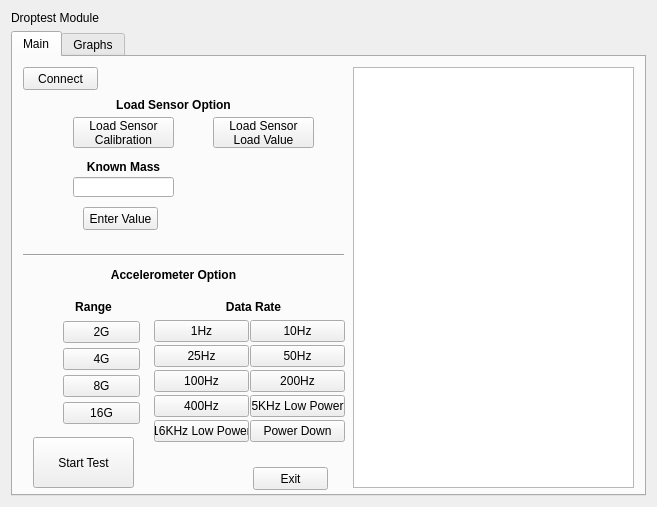
dzamer/droptest, file DropTest.ui: the form before one commit.
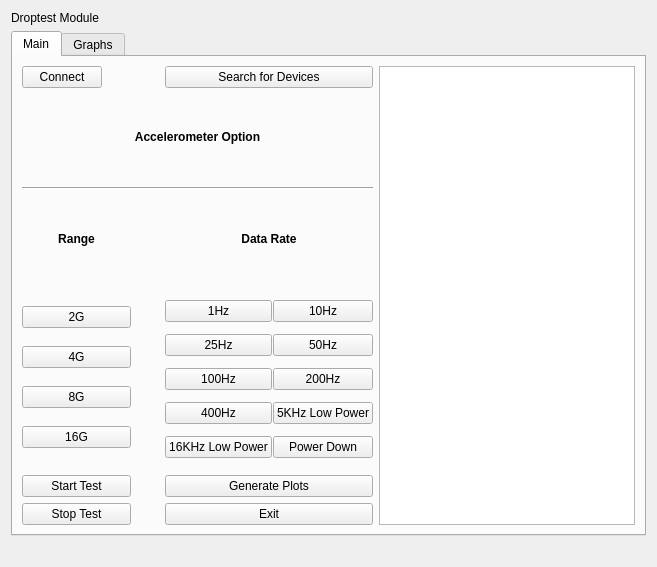
The form after the commit. The open tabs and pages were chosen to show the change. Custom widgets are drawn as their Qt base class.

What changed in the file:
```diff
--- a/DropTest.ui
+++ b/DropTest.ui
@@ -1,25 +1,25 @@
 <?xml version="1.0" encoding="UTF-8"?>
 <ui version="4.0">
- <class>Form</class>
- <widget class="QWidget" name="Form">
+ <class>DropTestWindow</class>
+ <widget class="QWidget" name="DropTestWindow">
   <property name="geometry">
    <rect>
     <x>0</x>
     <y>0</y>
     <width>657</width>
-    <height>507</height>
+    <height>567</height>
    </rect>
   </property>
   <property name="minimumSize">
    <size>
-    <width>657</width>
-    <height>507</height>
+    <width>200</width>
+    <height>150</height>
    </size>
   </property>
   <property name="maximumSize">
    <size>
-    <width>657</width>
-    <height>507</height>
+    <width>1920</width>
+    <height>1080</height>
    </size>
   </property>
   <property name="windowTitle">
@@ -27,6 +27,8 @@
   </property>
   <layout class="QGridLayout" name="gridLayout">
    <item row="0" column="0">
+    <layout class="QGridLayout" name="gridLayout_4">
+     <item row="0" column="0">
     <widget class="QLabel" name="label_droptest">
      <property name="text">
       <string>Droptest Module</string>
@@ -42,236 +44,55 @@
       <attribute name="title">
        <string>Main</string>
       </attribute>
-      <widget class="QTextBrowser" name="textBrowser_main">
-       <property name="geometry">
-        <rect>
-         <x>340</x>
-         <y>10</y>
-         <width>281</width>
-         <height>421</height>
-        </rect>
-       </property>
-      </widget>
-      <widget class="QPushButton" name="Button_start_test">
-       <property name="geometry">
-        <rect>
-         <x>20</x>
-         <y>380</y>
-         <width>101</width>
-         <height>51</height>
-        </rect>
-       </property>
+        <layout class="QGridLayout" name="gridLayout_11">
+         <item row="0" column="0">
+          <layout class="QGridLayout" name="gridLayout_10">
+           <item row="0" column="3">
+            <widget class="QPushButton" name="SearchForDevices">
        <property name="text">
-        <string>Start Test</string>
-       </property>
-      </widget>
-      <widget class="QPushButton" name="Button_exit">
-       <property name="geometry">
-        <rect>
-         <x>240</x>
-         <y>410</y>
-         <width>75</width>
-         <height>23</height>
-        </rect>
-       </property>
-       <property name="text">
-        <string>Exit</string>
-       </property>
-      </widget>
-      <widget class="QPushButton" name="Button_load_sensor_calibration">
-       <property name="geometry">
-        <rect>
-         <x>60</x>
-         <y>60</y>
-         <width>101</width>
-         <height>31</height>
-        </rect>
-       </property>
-       <property name="text">
-        <string>Load Sensor
-Calibration</string>
-       </property>
-      </widget>
-      <widget class="QPushButton" name="Button_load_sensor_load_value">
-       <property name="geometry">
-        <rect>
-         <x>200</x>
-         <y>60</y>
-         <width>101</width>
-         <height>31</height>
-        </rect>
-       </property>
-       <property name="text">
-        <string>Load Sensor
-Load Value</string>
-       </property>
-      </widget>
-      <widget class="QLabel" name="label">
-       <property name="geometry">
-        <rect>
-         <x>70</x>
-         <y>40</y>
-         <width>181</width>
-         <height>16</height>
-        </rect>
-       </property>
-       <property name="text">
-        <string>&lt;html&gt;&lt;head/&gt;&lt;body&gt;&lt;p align=&quot;center&quot;&gt;&lt;span style=&quot; font-weight:600;&quot;&gt;Load Sensor Option&lt;/span&gt;&lt;/p&gt;&lt;/body&gt;&lt;/html&gt;</string>
-       </property>
-      </widget>
-      <widget class="QLineEdit" name="lineEdit_load_sensor">
-       <property name="geometry">
-        <rect>
-         <x>60</x>
-         <y>120</y>
-         <width>101</width>
-         <height>20</height>
-        </rect>
-       </property>
-      </widget>
-      <widget class="QPushButton" name="Button_load_sensor_enter_value">
-       <property name="geometry">
-        <rect>
-         <x>70</x>
-         <y>150</y>
-         <width>75</width>
-         <height>23</height>
-        </rect>
-       </property>
-       <property name="text">
-        <string>Enter Value</string>
-       </property>
-      </widget>
-      <widget class="QLabel" name="label_2">
-       <property name="geometry">
-        <rect>
-         <x>60</x>
-         <y>100</y>
-         <width>101</width>
-         <height>20</height>
-        </rect>
-       </property>
-       <property name="text">
-        <string>&lt;html&gt;&lt;head/&gt;&lt;body&gt;&lt;p align=&quot;center&quot;&gt;&lt;span style=&quot; font-weight:600;&quot;&gt;Known Mass&lt;/span&gt;&lt;/p&gt;&lt;/body&gt;&lt;/html&gt;</string>
-       </property>
-      </widget>
-      <widget class="QPushButton" name="pushButton_2">
-       <property name="geometry">
-        <rect>
-         <x>10</x>
-         <y>10</y>
-         <width>75</width>
-         <height>23</height>
-        </rect>
-       </property>
+              <string>Search for Devices</string>
+             </property>
+            </widget>
+           </item>
+           <item row="0" column="0">
+            <widget class="QPushButton" name="ConnectButton">
        <property name="text">
         <string>Connect</string>
        </property>
       </widget>
+           </item>
+           <item row="1" column="0" colspan="4">
+            <widget class="QLabel" name="label_3">
+             <property name="text">
+              <string>&lt;html&gt;&lt;head/&gt;&lt;body&gt;&lt;p align=&quot;center&quot;&gt;&lt;span style=&quot; font-weight:600;&quot;&gt;Accelerometer Option&lt;/span&gt;&lt;/p&gt;&lt;/body&gt;&lt;/html&gt;</string>
+             </property>
+            </widget>
+           </item>
+           <item row="2" column="0" colspan="4">
       <widget class="Line" name="line">
-       <property name="geometry">
-        <rect>
-         <x>10</x>
-         <y>190</y>
-         <width>321</width>
-         <height>16</height>
-        </rect>
-       </property>
        <property name="orientation">
         <enum>Qt::Horizontal</enum>
        </property>
       </widget>
-      <widget class="QLabel" name="label_3">
-       <property name="geometry">
-        <rect>
-         <x>70</x>
-         <y>210</y>
-         <width>181</width>
-         <height>16</height>
-        </rect>
-       </property>
-       <property name="text">
-        <string>&lt;html&gt;&lt;head/&gt;&lt;body&gt;&lt;p align=&quot;center&quot;&gt;&lt;span style=&quot; font-weight:600;&quot;&gt;Accelerometer Option&lt;/span&gt;&lt;/p&gt;&lt;/body&gt;&lt;/html&gt;</string>
-       </property>
-      </widget>
-      <widget class="QLabel" name="label_4">
-       <property name="geometry">
-        <rect>
-         <x>30</x>
-         <y>240</y>
-         <width>101</width>
-         <height>20</height>
-        </rect>
-       </property>
-       <property name="text">
-        <string>&lt;html&gt;&lt;head/&gt;&lt;body&gt;&lt;p align=&quot;center&quot;&gt;&lt;span style=&quot; font-weight:600;&quot;&gt;Range&lt;/span&gt;&lt;/p&gt;&lt;/body&gt;&lt;/html&gt;</string>
-       </property>
-      </widget>
+           </item>
+           <item row="0" column="4" rowspan="8" colspan="3">
+            <widget class="QTextBrowser" name="textBrowser_main"/>
+           </item>
+           <item row="3" column="3">
       <widget class="QLabel" name="label_5">
-       <property name="geometry">
-        <rect>
-         <x>190</x>
-         <y>240</y>
-         <width>101</width>
-         <height>20</height>
-        </rect>
-       </property>
        <property name="text">
         <string>&lt;html&gt;&lt;head/&gt;&lt;body&gt;&lt;p align=&quot;center&quot;&gt;&lt;span style=&quot; font-weight:600;&quot;&gt;Data Rate&lt;/span&gt;&lt;/p&gt;&lt;/body&gt;&lt;/html&gt;</string>
        </property>
       </widget>
-      <widget class="QWidget" name="layoutWidget">
-       <property name="geometry">
-        <rect>
-         <x>50</x>
-         <y>260</y>
-         <width>77</width>
-         <height>111</height>
-        </rect>
-       </property>
-       <layout class="QVBoxLayout" name="verticalLayout">
-        <property name="spacing">
-         <number>1</number>
-        </property>
-        <item>
-         <widget class="QPushButton" name="Button__range_2G">
-          <property name="text">
-           <string>2G</string>
-          </property>
-         </widget>
-        </item>
-        <item>
-         <widget class="QPushButton" name="Button_range_4G">
+           </item>
+           <item row="3" column="0" colspan="2">
+            <widget class="QLabel" name="label_4">
           <property name="text">
-           <string>4G</string>
+              <string>&lt;html&gt;&lt;head/&gt;&lt;body&gt;&lt;p align=&quot;center&quot;&gt;&lt;span style=&quot; font-weight:600;&quot;&gt;Range&lt;/span&gt;&lt;/p&gt;&lt;/body&gt;&lt;/html&gt;</string>
           </property>
          </widget>
         </item>
-        <item>
-         <widget class="QPushButton" name="Button_range_8G">
-          <property name="text">
-           <string>8G</string>
-          </property>
-         </widget>
-        </item>
-        <item>
-         <widget class="QPushButton" name="Button_range_16G">
-          <property name="text">
-           <string>16G</string>
-          </property>
-         </widget>
-        </item>
-       </layout>
-      </widget>
-      <widget class="QWidget" name="layoutWidget">
-       <property name="geometry">
-        <rect>
-         <x>141</x>
-         <y>261</y>
-         <width>191</width>
-         <height>131</height>
-        </rect>
-       </property>
+           <item row="4" column="3" rowspan="2">
        <layout class="QGridLayout" name="gridLayout_2">
         <property name="spacing">
          <number>1</number>
@@ -347,71 +168,142 @@
          </widget>
         </item>
        </layout>
-      </widget>
+           </item>
+           <item row="6" column="3" rowspan="2">
+            <layout class="QVBoxLayout" name="verticalLayout_2">
+             <item>
+              <widget class="QPushButton" name="Button_readData">
+               <property name="text">
+                <string>Generate Plots</string>
+               </property>
+              </widget>
+             </item>
+             <item>
+              <widget class="QPushButton" name="Button_exit">
+               <property name="text">
+                <string>Exit</string>
+               </property>
+              </widget>
+             </item>
+            </layout>
+           </item>
+           <item row="4" column="0" rowspan="2" colspan="2">
+            <layout class="QVBoxLayout" name="verticalLayout">
+             <property name="spacing">
+              <number>1</number>
+             </property>
+             <item>
+              <widget class="QPushButton" name="Button_range_2G">
+               <property name="text">
+                <string>2G</string>
+               </property>
+              </widget>
+             </item>
+             <item>
+              <widget class="QPushButton" name="Button_range_4G">
+               <property name="text">
+                <string>4G</string>
+               </property>
+              </widget>
+             </item>
+             <item>
+              <widget class="QPushButton" name="Button_range_8G">
+               <property name="text">
+                <string>8G</string>
+               </property>
+              </widget>
+             </item>
+             <item>
+              <widget class="QPushButton" name="Button_range_16G">
+               <property name="text">
+                <string>16G</string>
+               </property>
+              </widget>
+             </item>
+            </layout>
+           </item>
+           <item row="6" column="0" colspan="2">
+            <widget class="QPushButton" name="Button_start_test">
+             <property name="text">
+              <string>Start Test</string>
+             </property>
+            </widget>
+           </item>
+           <item row="7" column="0" colspan="2">
+            <widget class="QPushButton" name="Button_reset">
+             <property name="text">
+              <string>Stop Test</string>
+             </property>
+            </widget>
+           </item>
+          </layout>
+         </item>
+        </layout>
      </widget>
      <widget class="QWidget" name="tab_graphs">
       <attribute name="title">
        <string>Graphs</string>
       </attribute>
+        <layout class="QGridLayout" name="gridLayout_3">
+         <item row="0" column="0">
       <widget class="QTabWidget" name="tab_plot">
-       <property name="geometry">
-        <rect>
-         <x>10</x>
-         <y>10</y>
-         <width>611</width>
-         <height>431</height>
-        </rect>
-       </property>
        <property name="currentIndex">
         <number>0</number>
        </property>
-       <widget class="QWidget" name="tab_load_sensor">
-        <attribute name="title">
-         <string>Load Sensor</string>
-        </attribute>
-        <widget class="PlotWidget" name="widget_plot_load_sensor" native="true">
-         <property name="geometry">
-          <rect>
-           <x>9</x>
-           <y>9</y>
-           <width>591</width>
-           <height>391</height>
-          </rect>
-         </property>
-        </widget>
-       </widget>
        <widget class="QWidget" name="tab_accelerometer">
         <attribute name="title">
          <string>Accelerometer</string>
         </attribute>
-        <widget class="PlotWidget" name="widget_plot_accelerometer" native="true">
-         <property name="geometry">
-          <rect>
-           <x>10</x>
-           <y>9</y>
-           <width>591</width>
-           <height>391</height>
-          </rect>
-         </property>
-        </widget>
+            <layout class="QGridLayout" name="gridLayout_6">
+             <item row="0" column="0">
+              <widget class="PlotWidget" name="widget_plot_accelerometer" native="true"/>
+             </item>
+            </layout>
        </widget>
        <widget class="QWidget" name="tab_all_sensors">
         <attribute name="title">
          <string>All Sensors</string>
         </attribute>
-        <widget class="PlotWidget" name="widget_plot_all" native="true">
-         <property name="geometry">
-          <rect>
-           <x>10</x>
-           <y>10</y>
-           <width>591</width>
-           <height>391</height>
-          </rect>
-         </property>
-        </widget>
-       </widget>
-      </widget>
-     </widget>
+            <layout class="QGridLayout" name="gridLayout_9">
+             <item row="0" column="0">
+              <widget class="PlotWidget" name="widget_plot_all" native="true"/>
+             </item>
+            </layout>
+           </widget>
+           <widget class="QWidget" name="tab_info">
+            <attribute name="title">
+             <string>Info</string>
+            </attribute>
+            <layout class="QGridLayout" name="gridLayout_8">
+             <item row="0" column="0">
+              <layout class="QGridLayout" name="gridLayout_7">
+               <item row="0" column="0">
+                <widget class="QLabel" name="label_info1">
+                 <property name="text">
+                  <string>&lt;html&gt;&lt;head/&gt;&lt;body&gt;&lt;p&gt;&lt;span style=&quot; font-size:12pt; font-weight:600;&quot;/&gt;&lt;/p&gt;&lt;/body&gt;&lt;/html&gt;</string>
+                 </property>
+                 <property name="textFormat">
+                  <enum>Qt::AutoText</enum>
+                 </property>
+                </widget>
+               </item>
+              </layout>
+             </item>
+            </layout>
+           </widget>
+          </widget>
+         </item>
+        </layout>
+       </widget>
+      </widget>
+     </item>
+    </layout>
+   </item>
+   <item row="1" column="0">
+    <widget class="QLabel" name="statusBar">
+     <property name="text">
+      <string/>
+     </property>
     </widget>
    </item>
   </layout>
```
Lines whose indentation alone changed are shown as unchanged.
